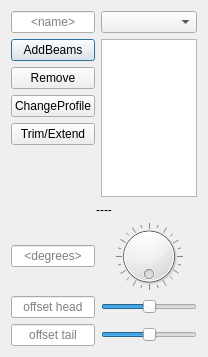
This is dialogs/fbranch.ui in oddtopus/flamingo as Qt 5 draws it before an edit. The edited form follows.
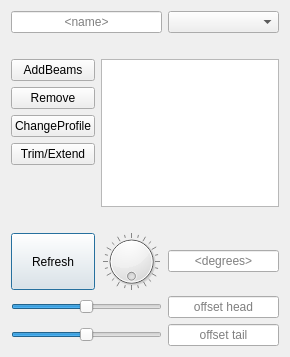
This is the edited form.

Commit message: FrameBranch: trim/extend. The feature is stable!

The edit to the form file:
```diff
--- a/dialogs/fbranch.ui
+++ b/dialogs/fbranch.ui
@@ -6,15 +6,56 @@
    <rect>
     <x>0</x>
     <y>0</y>
-    <width>208</width>
+    <width>290</width>
     <height>357</height>
    </rect>
   </property>
+  <property name="sizePolicy">
+   <sizepolicy hsizetype="Preferred" vsizetype="Expanding">
+    <horstretch>0</horstretch>
+    <verstretch>0</verstretch>
+   </sizepolicy>
+  </property>
   <property name="windowTitle">
    <string>FrameBranch Manager</string>
   </property>
   <layout class="QGridLayout" name="gridLayout_2">
-   <item row="2" column="0">
+   <item row="11" column="0">
+    <widget class="QPushButton" name="btnRefresh">
+     <property name="sizePolicy">
+      <sizepolicy hsizetype="Minimum" vsizetype="Expanding">
+       <horstretch>0</horstretch>
+       <verstretch>0</verstretch>
+      </sizepolicy>
+     </property>
+     <property name="text">
+      <string>Refresh</string>
+     </property>
+    </widget>
+   </item>
+   <item row="11" column="2">
+    <widget class="QLineEdit" name="editAngle">
+     <property name="minimumSize">
+      <size>
+       <width>80</width>
+       <height>0</height>
+      </size>
+     </property>
+     <property name="alignment">
+      <set>Qt::AlignCenter</set>
+     </property>
+     <property name="placeholderText">
+      <string>&lt;degrees&gt;</string>
+     </property>
+    </widget>
+   </item>
+   <item row="2" column="2">
+    <widget class="QComboBox" name="comboRatings"/>
+   </item>
+   <item row="4" column="1" rowspan="5" colspan="2">
+    <widget class="QListWidget" name="listSizes"/>
+   </item>
+   <item row="2" column="0" colspan="2">
     <widget class="QLineEdit" name="editName">
      <property name="minimumSize">
       <size>
@@ -30,30 +71,14 @@
      </property>
     </widget>
    </item>
-   <item row="9" column="0" colspan="2">
-    <widget class="QLabel" name="lab1">
-     <property name="text">
-      <string>----</string>
-     </property>
-     <property name="alignment">
-      <set>Qt::AlignCenter</set>
-     </property>
-    </widget>
-   </item>
-   <item row="3" column="0">
+   <item row="4" column="0">
     <widget class="QPushButton" name="btnAdd">
      <property name="text">
       <string>AddBeams</string>
      </property>
     </widget>
    </item>
-   <item row="3" column="1" rowspan="5">
-    <widget class="QListWidget" name="listSizes"/>
-   </item>
-   <item row="2" column="1">
-    <widget class="QComboBox" name="comboRatings"/>
-   </item>
-   <item row="10" column="1">
+   <item row="11" column="1">
     <widget class="QDial" name="dialAngle">
      <property name="maximum">
       <number>359</number>
@@ -78,83 +103,87 @@
      </property>
     </widget>
    </item>
-   <item row="10" column="0">
-    <widget class="QLineEdit" name="editAngle">
-     <property name="minimumSize">
-      <size>
-       <width>80</width>
-       <height>0</height>
-      </size>
-     </property>
-     <property name="alignment">
-      <set>Qt::AlignCenter</set>
-     </property>
-     <property name="placeholderText">
-      <string>&lt;degrees&gt;</string>
-     </property>
-    </widget>
-   </item>
-   <item row="11" column="1">
-    <widget class="QSlider" name="sliHead">
-     <property name="minimum">
-      <number>-99</number>
-     </property>
-     <property name="orientation">
-      <enum>Qt::Horizontal</enum>
-     </property>
-    </widget>
-   </item>
-   <item row="11" column="0">
-    <widget class="QLineEdit" name="editHead">
-     <property name="alignment">
-      <set>Qt::AlignCenter</set>
-     </property>
-     <property name="placeholderText">
-      <string>offset head</string>
-     </property>
-    </widget>
-   </item>
-   <item row="12" column="1">
-    <widget class="QSlider" name="sliTail">
-     <property name="minimum">
-      <number>-99</number>
-     </property>
-     <property name="orientation">
-      <enum>Qt::Horizontal</enum>
-     </property>
-    </widget>
-   </item>
-   <item row="12" column="0">
-    <widget class="QLineEdit" name="editTail">
-     <property name="alignment">
-      <set>Qt::AlignCenter</set>
-     </property>
-     <property name="placeholderText">
-      <string>offset tail</string>
-     </property>
-    </widget>
-   </item>
-   <item row="6" column="0">
+   <item row="7" column="0">
     <widget class="QPushButton" name="btnTrim">
      <property name="text">
       <string>Trim/Extend</string>
      </property>
     </widget>
    </item>
-   <item row="5" column="0">
+   <item row="6" column="0">
     <widget class="QPushButton" name="btnProfile">
      <property name="text">
       <string>ChangeProfile</string>
      </property>
     </widget>
    </item>
-   <item row="4" column="0">
+   <item row="5" column="0">
     <widget class="QPushButton" name="btnRemove">
      <property name="text">
       <string>Remove</string>
      </property>
     </widget>
    </item>
+   <item row="12" column="2">
+    <widget class="QLineEdit" name="editHead">
+     <property name="alignment">
+      <set>Qt::AlignCenter</set>
+     </property>
+     <property name="placeholderText">
+      <string>offset head</string>
+     </property>
+    </widget>
+   </item>
+   <item row="13" column="2">
+    <widget class="QLineEdit" name="editTail">
+     <property name="alignment">
+      <set>Qt::AlignCenter</set>
+     </property>
+     <property name="placeholderText">
+      <string>offset tail</string>
+     </property>
+    </widget>
+   </item>
+   <item row="12" column="0" colspan="2">
+    <widget class="QSlider" name="sliHead">
+     <property name="minimum">
+      <number>-99</number>
+     </property>
+     <property name="orientation">
+      <enum>Qt::Horizontal</enum>
+     </property>
+    </widget>
+   </item>
+   <item row="13" column="0" colspan="2">
+    <widget class="QSlider" name="sliTail">
+     <property name="minimum">
+      <number>-99</number>
+     </property>
+     <property name="orientation">
+      <enum>Qt::Horizontal</enum>
+     </property>
+    </widget>
+   </item>
+   <item row="3" column="0" colspan="3">
+    <widget class="QLabel" name="lab1">
+     <property name="text">
+      <string>&lt;no item selected&gt;</string>
+     </property>
+     <property name="alignment">
+      <set>Qt::AlignCenter</set>
+     </property>
+    </widget>
+   </item>
+   <item row="9" column="0" colspan="3">
+    <widget class="QLabel" name="lab2">
+     <property name="text">
+      <string>&lt;no target selected&gt;</string>
+     </property>
+     <property name="alignment">
+      <set>Qt::AlignCenter</set>
+     </property>
+    </widget>
+   </item>
   </layout>
  </widget>
  <resources/>
```
The commit also changes 2 other files.
